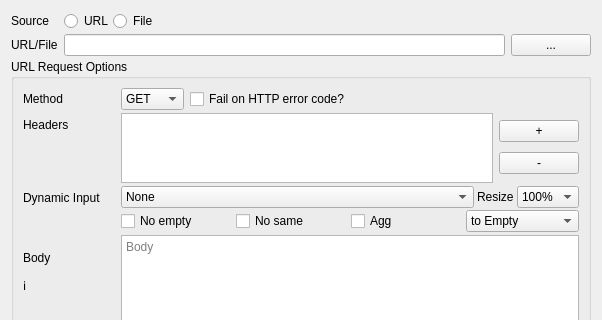
Qt form src/ui/requestbuilder.ui (locaal-ai/obs-urlsource) before a commit; both pictures show x 0 to 602 and y 0 to 320 of the 602 by 971 pixel window.
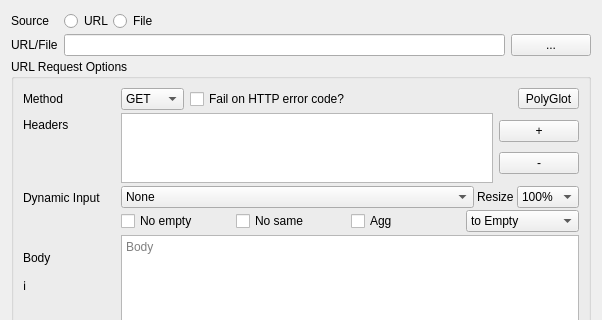
The same form after that commit.

Commit message: Robustness fixes. Adding polyglot assist button (#85)

The edit to the form file:
```diff
--- a/src/ui/requestbuilder.ui
+++ b/src/ui/requestbuilder.ui
@@ -200,6 +200,26 @@
            </property>
           </widget>
          </item>
+         <item>
+          <spacer name="horizontalSpacer">
+           <property name="orientation">
+            <enum>Qt::Horizontal</enum>
+           </property>
+           <property name="sizeHint" stdset="0">
+            <size>
+             <width>40</width>
+             <height>20</height>
+            </size>
+           </property>
+          </spacer>
+         </item>
+         <item>
+          <widget class="QToolButton" name="toolButton_polyglot">
+           <property name="text">
+            <string>PolyGlot</string>
+           </property>
+          </widget>
+         </item>
         </layout>
        </widget>
       </item>
```
The commit also changes 4 other files.
